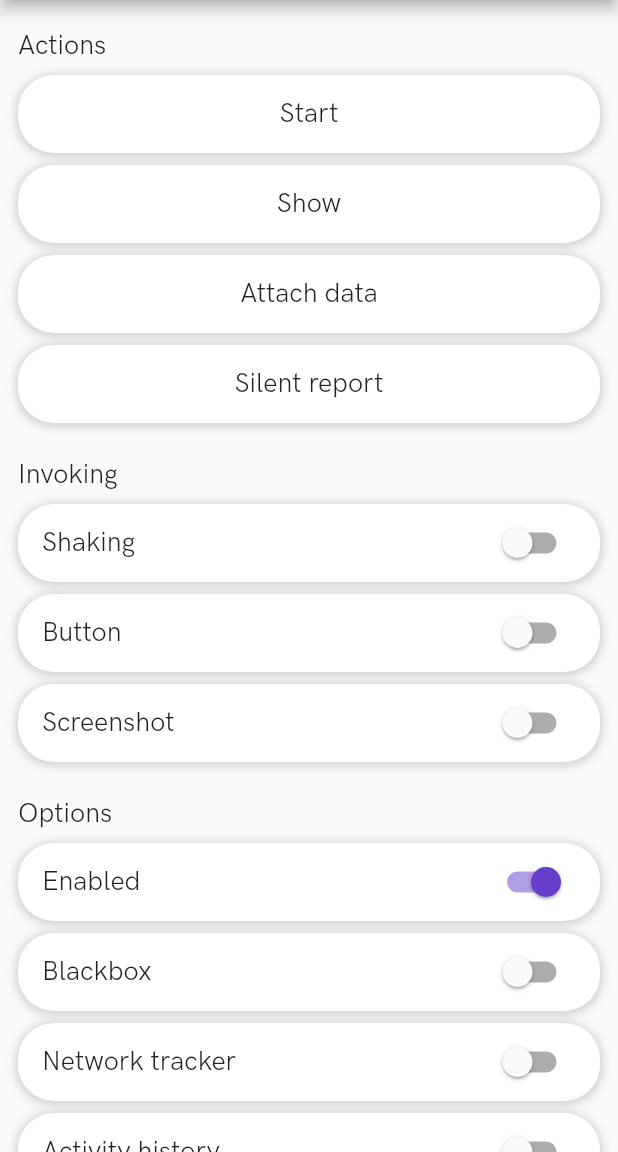
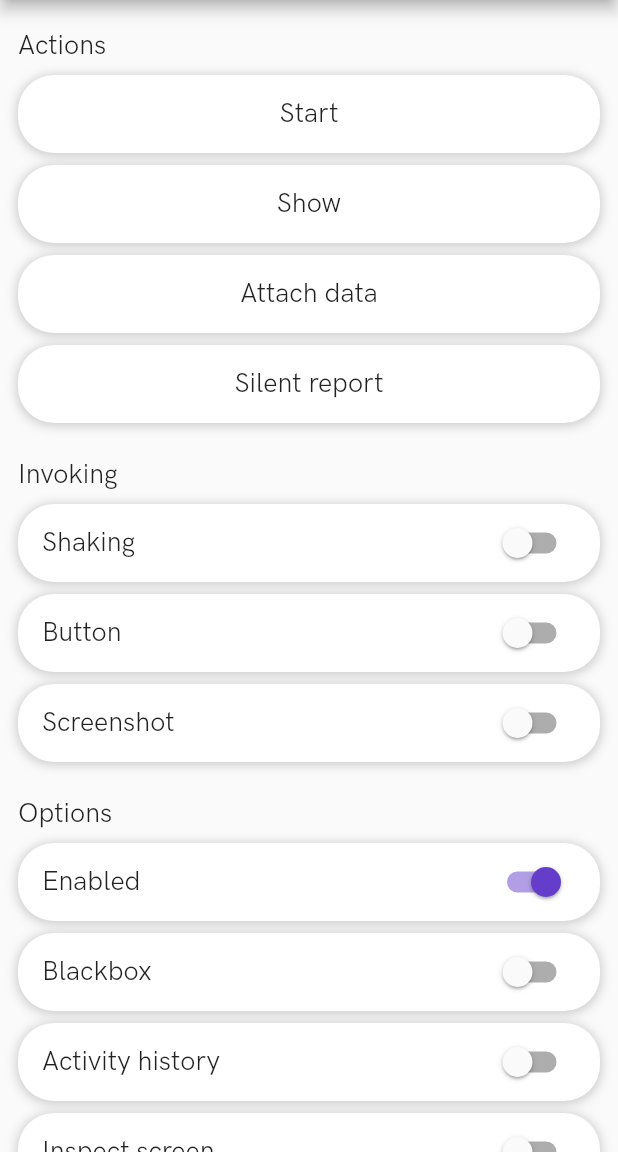
Before and after one commit to shakebugs/shake-flutter, a Flutter app: the screen it shows after launch, on a phone screen of 412 x 824 dp, the part 84-1236 px from its top. Run offline on Flutter 3.47's test engine with Material 2 defaults, Android fonts, the phone set to English and light mode, and no system bars; our stand-ins replace dio, fluttertoast, package_info; missing offline and left inert: shake_dio_interceptor.

Commit message:
Removed network tracker toggle

```diff
--- a/example/lib/ui/main/home.dart
+++ b/example/lib/ui/main/home.dart
@@ -15,6 +15,7 @@ import 'package:shake_example/utils/files.dart';
 import 'package:shake_example/utils/messages.dart';
 import 'package:shake_flutter/models/shake_file.dart';
 import 'package:shake_flutter/models/shake_report_configuration.dart';
+import 'package:shake_flutter/network/shake_http_client.dart';
 import 'package:shake_flutter/shake_flutter.dart';
 
 class Home extends StatefulWidget {
@@ -28,7 +29,6 @@ class _HomeState extends State<Home> {
   bool screenshotInvokingEnabled = false;
   bool shakeEnabled = false;
   bool blackboxEnabled = false;
-  bool networkTrackerEnabled = false;
   bool activityHistoryEnabled = false;
   bool inspectScreenEnabled = false;
 
@@ -49,7 +49,6 @@ class _HomeState extends State<Home> {
     final blackboxEnabled = await Shake.isEnableBlackBox();
     final activityHistoryEnabled = await Shake.isEnableActivityHistory();
     final inspectScreenEnabled = await Shake.isEnableInspectScreen();
-    final networkTrackerEnabled = false; // Network tracker not implemented yet
     final shakeEnabled = true; // Not provided by native SDK
 
     setState(() {
@@ -59,7 +58,6 @@ class _HomeState extends State<Home> {
       this.blackboxEnabled = blackboxEnabled;
       this.activityHistoryEnabled = activityHistoryEnabled;
       this.inspectScreenEnabled = inspectScreenEnabled;
-      this.networkTrackerEnabled = networkTrackerEnabled;
       this.shakeEnabled = shakeEnabled;
     });
 
@@ -151,11 +149,6 @@ class _HomeState extends State<Home> {
                           'Blackbox',
                           blackboxEnabled,
                           _onEnableBlackboxToggle,
-                        ),
-                        Toggle(
-                          'Network tracker',
-                          networkTrackerEnabled,
-                          _onEnableNetworkTrackerToggle,
                         ),
                         Toggle(
                           'Activity history',
@@ -276,13 +269,6 @@ class _HomeState extends State<Home> {
     Shake.setEnableInspectScreen(enabled);
   }
 
-  _onEnableNetworkTrackerToggle(enabled) {
-    setState(() {
-      networkTrackerEnabled = enabled;
-    });
-    Shake.setEnableInspectScreen(enabled);
-  }
-
   _onAttachDataPress() {
     List<ShakeFile> shakeFiles = List();
     shakeFiles.add(ShakeFile.create(file1.path));
@@ -336,9 +322,9 @@ class _HomeState extends State<Home> {
     //    Uri.parse("https://asia.olympus-imaging.com/content/000107506.jpg"));
 
     // Http
-    //ShakeHttpClient shakeHttpClient = ShakeHttpClient();
-    //await shakeHttpClient
-    //    .get("https://asia.olympus-imaging.com/content/000107506.jpg");
+    ShakeHttpClient shakeHttpClient = ShakeHttpClient();
+    await shakeHttpClient
+        .get("https://asia.olympus-imaging.com/content/000107506.jpg");
 
     Messages.show("Request succeeded.");
   }
```
